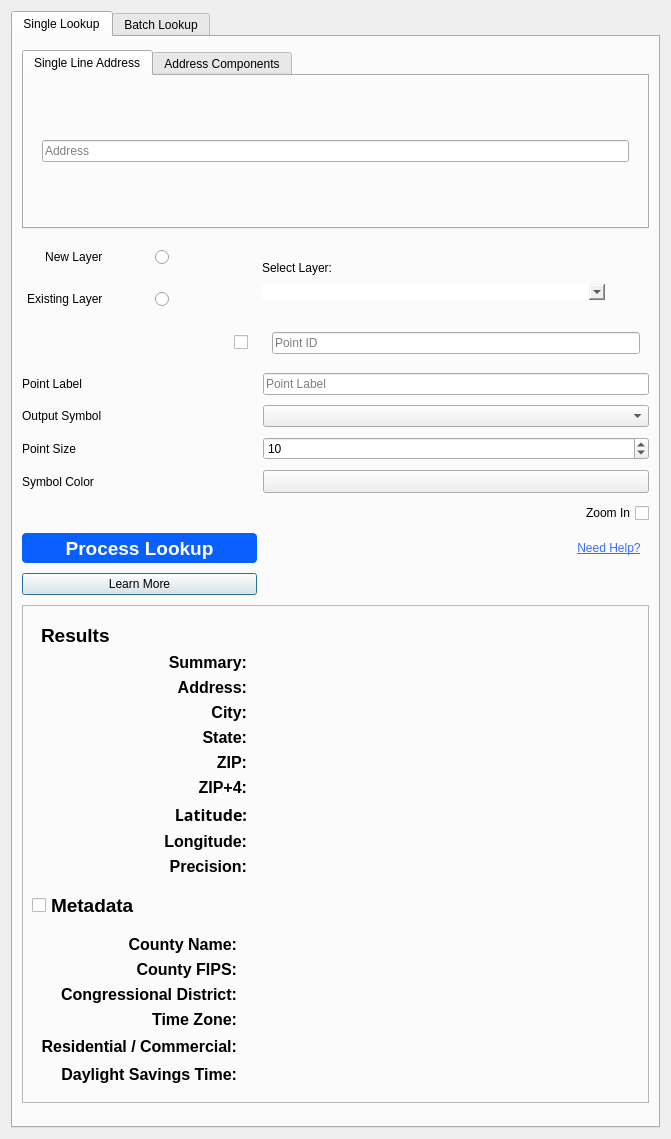
First picture: the form in smarty/smarty_dialog_base.ui, repository smarty/qgis-plugin, before the edit.
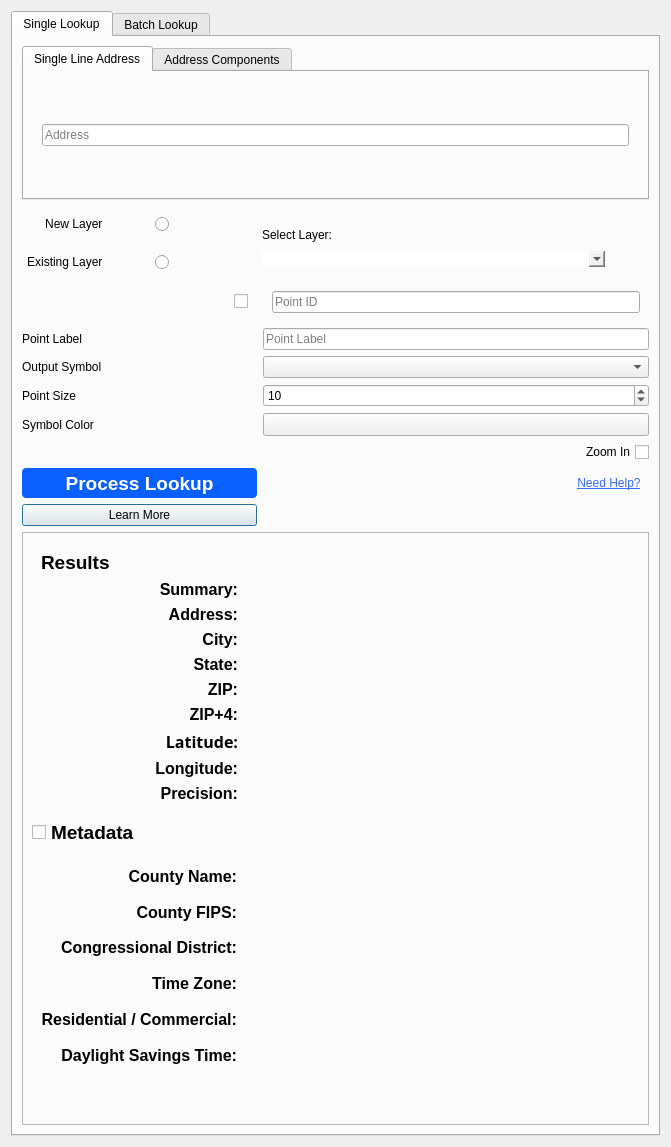
Second picture: the form after the edit. Custom widgets are drawn as their Qt base class.

The edit to the form file:
```diff
--- a/smarty/smarty_dialog_base.ui
+++ b/smarty/smarty_dialog_base.ui
@@ -7,7 +7,7 @@
     <x>0</x>
     <y>0</y>
     <width>671</width>
-    <height>1139</height>
+    <height>1147</height>
    </rect>
   </property>
   <property name="sizePolicy">
@@ -128,6 +128,7 @@
          </property>
          <property name="font">
           <font>
+           <family>.AppleSystemUIFont</family>
            <pointsize>14</pointsize>
            <weight>75</weight>
            <bold>true</bold>
@@ -197,6 +198,7 @@
         <widget class="QCheckBox" name="zoom_in">
          <property name="font">
           <font>
+           <family>Arial</family>
            <weight>50</weight>
            <bold>false</bold>
           </font>
@@ -215,7 +217,7 @@
        <item row="12" column="0" colspan="5">
         <widget class="QFrame" name="results">
          <property name="sizePolicy">
-          <sizepolicy hsizetype="Preferred" vsizetype="Fixed">
+          <sizepolicy hsizetype="Preferred" vsizetype="Expanding">
            <horstretch>0</horstretch>
            <verstretch>0</verstretch>
           </sizepolicy>
@@ -240,6 +242,7 @@
            <widget class="QCheckBox" name="meta_data">
             <property name="font">
              <font>
+              <family>Arial</family>
               <pointsize>14</pointsize>
               <weight>75</weight>
               <bold>true</bold>
@@ -262,24 +265,24 @@
              <enum>QFrame::Plain</enum>
             </property>
             <layout class="QGridLayout" name="gridLayout_2" rowstretch="0,0,0,0,0,0,0">
-             <item row="0" column="0">
-              <widget class="QLabel" name="label_52">
+             <item row="2" column="1" alignment="Qt::AlignLeft">
+              <widget class="QLabel" name="congressional_district_result">
                <property name="font">
                 <font>
+                 <family>Arial</family>
                  <pointsize>12</pointsize>
-                 <weight>75</weight>
-                 <bold>true</bold>
                 </font>
                </property>
                <property name="text">
-                <string>&lt;html&gt;&lt;head/&gt;&lt;body&gt;&lt;p align=&quot;right&quot;&gt;County Name:&lt;/p&gt;&lt;/body&gt;&lt;/html&gt;</string>
+                <string/>
                </property>
               </widget>
              </item>
-             <item row="0" column="1" alignment="Qt::AlignLeft">
-              <widget class="QLabel" name="county_name_result">
+             <item row="6" column="1" alignment="Qt::AlignLeft">
+              <widget class="QLabel" name="dst_result">
                <property name="font">
                 <font>
+                 <family>Arial</family>
                  <pointsize>12</pointsize>
                 </font>
                </property>
@@ -292,6 +295,7 @@
               <widget class="QLabel" name="label_53">
                <property name="font">
                 <font>
+                 <family>Arial</family>
                  <pointsize>12</pointsize>
                  <weight>75</weight>
                  <bold>true</bold>
@@ -302,22 +306,11 @@
                </property>
               </widget>
              </item>
-             <item row="1" column="1" alignment="Qt::AlignLeft">
-              <widget class="QLabel" name="county_fips_result">
-               <property name="font">
-                <font>
-                 <pointsize>12</pointsize>
-                </font>
-               </property>
-               <property name="text">
-                <string/>
-               </property>
-              </widget>
-             </item>
              <item row="2" column="0">
               <widget class="QLabel" name="label_56">
                <property name="font">
                 <font>
+                 <family>Arial</family>
                  <pointsize>12</pointsize>
                  <weight>75</weight>
                  <bold>true</bold>
@@ -328,10 +321,11 @@
                </property>
               </widget>
              </item>
-             <item row="2" column="1" alignment="Qt::AlignLeft">
-              <widget class="QLabel" name="congressional_district_result">
+             <item row="0" column="1" alignment="Qt::AlignLeft">
+              <widget class="QLabel" name="county_name_result">
                <property name="font">
                 <font>
+                 <family>Arial</family>
                  <pointsize>12</pointsize>
                 </font>
                </property>
@@ -340,17 +334,18 @@
                </property>
               </widget>
              </item>
-             <item row="3" column="0">
-              <widget class="QLabel" name="label_55">
+             <item row="0" column="0">
+              <widget class="QLabel" name="label_52">
                <property name="font">
                 <font>
+                 <family>Arial</family>
                  <pointsize>12</pointsize>
                  <weight>75</weight>
                  <bold>true</bold>
                 </font>
                </property>
                <property name="text">
-                <string>&lt;html&gt;&lt;head/&gt;&lt;body&gt;&lt;p align=&quot;right&quot;&gt;Time Zone:&lt;/p&gt;&lt;/body&gt;&lt;/html&gt;</string>
+                <string>&lt;html&gt;&lt;head/&gt;&lt;body&gt;&lt;p align=&quot;right&quot;&gt;County Name:&lt;/p&gt;&lt;/body&gt;&lt;/html&gt;</string>
                </property>
               </widget>
              </item>
@@ -358,6 +353,7 @@
               <widget class="QLabel" name="time_zone_result">
                <property name="font">
                 <font>
+                 <family>Arial</family>
                  <pointsize>12</pointsize>
                 </font>
                </property>
@@ -366,24 +362,11 @@
                </property>
               </widget>
              </item>
-             <item row="4" column="0" rowspan="2">
-              <widget class="QLabel" name="label_54">
-               <property name="font">
-                <font>
-                 <pointsize>12</pointsize>
-                 <weight>75</weight>
-                 <bold>true</bold>
-                </font>
-               </property>
-               <property name="text">
-                <string>&lt;html&gt;&lt;head/&gt;&lt;body&gt;&lt;p align=&quot;right&quot;&gt;Residential / Commercial:&lt;/p&gt;&lt;/body&gt;&lt;/html&gt;</string>
-               </property>
-              </widget>
-             </item>
              <item row="5" column="1" alignment="Qt::AlignLeft">
               <widget class="QLabel" name="rdi_result">
                <property name="font">
                 <font>
+                 <family>Arial</family>
                  <pointsize>12</pointsize>
                 </font>
                </property>
@@ -392,10 +375,54 @@
                </property>
               </widget>
              </item>
-             <item row="6" column="0">
+             <item row="3" column="0">
+              <widget class="QLabel" name="label_55">
+               <property name="font">
+                <font>
+                 <family>Arial</family>
+                 <pointsize>12</pointsize>
+                 <weight>75</weight>
+                 <bold>true</bold>
+                </font>
+               </property>
+               <property name="text">
+                <string>&lt;html&gt;&lt;head/&gt;&lt;body&gt;&lt;p align=&quot;right&quot;&gt;Time Zone:&lt;/p&gt;&lt;/body&gt;&lt;/html&gt;</string>
+               </property>
+              </widget>
+             </item>
+             <item row="1" column="1" alignment="Qt::AlignLeft">
+              <widget class="QLabel" name="county_fips_result">
+               <property name="font">
+                <font>
+                 <family>Arial</family>
+                 <pointsize>12</pointsize>
+                </font>
+               </property>
+               <property name="text">
+                <string/>
+               </property>
+              </widget>
+             </item>
+             <item row="4" column="0">
+              <widget class="QLabel" name="label_54">
+               <property name="font">
+                <font>
+                 <family>Arial</family>
+                 <pointsize>12</pointsize>
+                 <weight>75</weight>
+                 <bold>true</bold>
+                </font>
+               </property>
+               <property name="text">
+                <string>&lt;html&gt;&lt;head/&gt;&lt;body&gt;&lt;p align=&quot;right&quot;&gt;Residential / Commercial:&lt;/p&gt;&lt;/body&gt;&lt;/html&gt;</string>
+               </property>
+              </widget>
+             </item>
+             <item row="5" column="0">
               <widget class="QLabel" name="label_57">
                <property name="font">
                 <font>
+                 <family>Arial</family>
                  <pointsize>12</pointsize>
                  <weight>75</weight>
                  <bold>true</bold>
@@ -406,18 +433,6 @@
                </property>
               </widget>
              </item>
-             <item row="6" column="1" alignment="Qt::AlignLeft">
-              <widget class="QLabel" name="dst_result">
-               <property name="font">
-                <font>
-                 <pointsize>12</pointsize>
-                </font>
-               </property>
-               <property name="text">
-                <string/>
-               </property>
-              </widget>
-             </item>
             </layout>
            </widget>
           </item>
@@ -446,6 +461,7 @@
               <widget class="QLabel" name="zip_result">
                <property name="font">
                 <font>
+                 <family>Arial</family>
                  <pointsize>12</pointsize>
                 </font>
                </property>
@@ -458,6 +474,7 @@
               <widget class="QLabel" name="zip_4_result">
                <property name="font">
                 <font>
+                 <family>Arial</family>
                  <pointsize>12</pointsize>
                 </font>
                </property>
@@ -473,6 +490,7 @@
               <widget class="QLabel" name="address_result">
                <property name="font">
                 <font>
+                 <family>Arial</family>
                  <pointsize>12</pointsize>
                 </font>
                </property>
@@ -485,6 +503,7 @@
               <widget class="QLabel" name="precision_result">
                <property name="font">
                 <font>
+                 <family>Arial</family>
                  <pointsize>12</pointsize>
                 </font>
                </property>
@@ -497,6 +516,7 @@
               <widget class="QLabel" name="city_result">
                <property name="font">
                 <font>
+                 <family>Arial</family>
                  <pointsize>12</pointsize>
                 </font>
                </property>
@@ -509,6 +529,7 @@
               <widget class="QLabel" name="state_result">
                <property name="font">
                 <font>
+                 <family>Arial</family>
                  <pointsize>12</pointsize>
                 </font>
                </property>
@@ -521,6 +542,7 @@
               <widget class="QLabel" name="longitude_result">
                <property name="font">
                 <font>
+                 <family>Arial</family>
                  <pointsize>12</pointsize>
                 </font>
                </property>
@@ -533,6 +555,7 @@
               <widget class="QLabel" name="latitude_result">
                <property name="font">
                 <font>
+                 <family>Arial</family>
                  <pointsize>12</pointsize>
                 </font>
                </property>
@@ -545,6 +568,7 @@
               <widget class="QLabel" name="label_60">
                <property name="font">
                 <font>
+                 <family>Arial</family>
                  <pointsize>14</pointsize>
                  <weight>75</weight>
                  <bold>true</bold>
@@ -559,6 +583,7 @@
               <widget class="QLabel" name="summary_result">
                <property name="font">
                 <font>
+                 <family>Arial</family>
                  <pointsize>12</pointsize>
                 </font>
                </property>
@@ -571,6 +596,7 @@
               <widget class="QLabel" name="label_59">
                <property name="font">
                 <font>
+                 <family>Arial</family>
                  <pointsize>12</pointsize>
                  <weight>75</weight>
                  <bold>true</bold>
@@ -585,6 +611,7 @@
               <widget class="QLabel" name="label_63">
                <property name="font">
                 <font>
+                 <family>Arial</family>
                  <pointsize>12</pointsize>
                  <weight>75</weight>
                  <bold>true</bold>
@@ -599,6 +626,7 @@
               <widget class="QLabel" name="label_51">
                <property name="font">
                 <font>
+                 <family>Arial</family>
                  <pointsize>12</pointsize>
                  <weight>75</weight>
                  <bold>true</bold>
@@ -613,6 +641,7 @@
               <widget class="QLabel" name="label_65">
                <property name="font">
                 <font>
+                 <family>Arial</family>
                  <pointsize>12</pointsize>
                  <weight>75</weight>
                  <bold>true</bold>
@@ -627,6 +656,7 @@
               <widget class="QLabel" name="label_50">
                <property name="font">
                 <font>
+                 <family>Arial</family>
                  <pointsize>12</pointsize>
                  <weight>75</weight>
                  <bold>true</bold>
@@ -641,6 +671,7 @@
               <widget class="QLabel" name="label_64">
                <property name="font">
                 <font>
+                 <family>Arial</family>
                  <pointsize>12</pointsize>
                  <weight>75</weight>
                  <bold>true</bold>
@@ -655,6 +686,7 @@
               <widget class="QLabel" name="label_61">
                <property name="font">
                 <font>
+                 <family>Arial</family>
                  <pointsize>12</pointsize>
                  <weight>75</weight>
                  <bold>true</bold>
@@ -664,7 +696,7 @@
                 <enum>Qt::LeftToRight</enum>
                </property>
                <property name="text">
-                <string>&lt;html&gt;&lt;head/&gt;&lt;body&gt;&lt;p align=&quot;right&quot;&gt;&lt;pre style=&quot;font-weight: bold; font-family:AppleSystemUIFont&quot;&gt;                                Latitude:&lt;/pre&gt;&lt;/p&gt;&lt;/body&gt;&lt;/html&gt;</string>
+                <string>&lt;html&gt;&lt;head/&gt;&lt;body&gt;&lt;p align=&quot;right&quot;&gt;&lt;pre style=&quot;font-weight: bold; font-family:AppleSystemUIFont&quot;&gt;                              Latitude:&lt;/pre&gt;&lt;/p&gt;&lt;/body&gt;&lt;/html&gt;</string>
                </property>
               </widget>
              </item>
@@ -672,6 +704,7 @@
               <widget class="QLabel" name="label_58">
                <property name="font">
                 <font>
+                 <family>Arial</family>
                  <pointsize>12</pointsize>
                  <weight>75</weight>
                  <bold>true</bold>
@@ -686,6 +719,7 @@
               <widget class="QLabel" name="label_62">
                <property name="font">
                 <font>
+                 <family>Arial</family>
                  <pointsize>12</pointsize>
                  <weight>75</weight>
                  <bold>true</bold>
@@ -988,6 +1022,7 @@
         <widget class="QPushButton" name="smarty_link_help">
          <property name="font">
           <font>
+           <family>.AppleSystemUIFont</family>
            <underline>true</underline>
           </font>
          </property>
@@ -1052,6 +1087,7 @@
            <widget class="QLabel" name="label_16">
             <property name="font">
              <font>
+              <family>Arial</family>
               <weight>75</weight>
               <bold>true</bold>
              </font>
@@ -1065,6 +1101,7 @@
            <widget class="QLabel" name="label_17">
             <property name="font">
              <font>
+              <family>Arial</family>
               <weight>75</weight>
               <bold>true</bold>
              </font>
@@ -1141,6 +1178,7 @@
                   <widget class="QLabel" name="label">
                    <property name="font">
                     <font>
+                     <family>Arial</family>
                      <weight>75</weight>
                      <bold>true</bold>
                     </font>
@@ -1158,7 +1196,7 @@
                   </widget>
                  </item>
                  <item row="0" column="1" colspan="2">
-                  <widget class="QgsFileWidget" name="csv_file" native="true">
+                  <widget class="QgsFileWidget" name="csv_file">
                    <property name="autoFillBackground">
                     <bool>false</bool>
                    </property>
@@ -1205,7 +1243,7 @@
                 </property>
                 <layout class="QGridLayout" name="gridLayout_11">
                  <item row="0" column="1">
-                  <widget class="QgsFileWidget" name="csv_file_output" native="true">
+                  <widget class="QgsFileWidget" name="csv_file_output">
                    <property name="autoFillBackground">
                     <bool>false</bool>
                    </property>
@@ -1215,6 +1253,7 @@
                   <widget class="QLabel" name="label_19">
                    <property name="font">
                     <font>
+                     <family>Arial</family>
                      <weight>75</weight>
                      <bold>true</bold>
                     </font>
@@ -1247,6 +1286,7 @@
                 </property>
                 <property name="font">
                  <font>
+                  <family>Arial</family>
                   <weight>75</weight>
                   <bold>true</bold>
                  </font>
@@ -1408,6 +1448,7 @@
                   <widget class="QLabel" name="label_10">
                    <property name="font">
                     <font>
+                     <family>Arial</family>
                      <weight>75</weight>
                      <bold>true</bold>
                     </font>
@@ -1455,6 +1496,7 @@
                   <widget class="QLabel" name="label_9">
                    <property name="font">
                     <font>
+                     <family>Arial</family>
                      <weight>75</weight>
                      <bold>true</bold>
                     </font>
```
